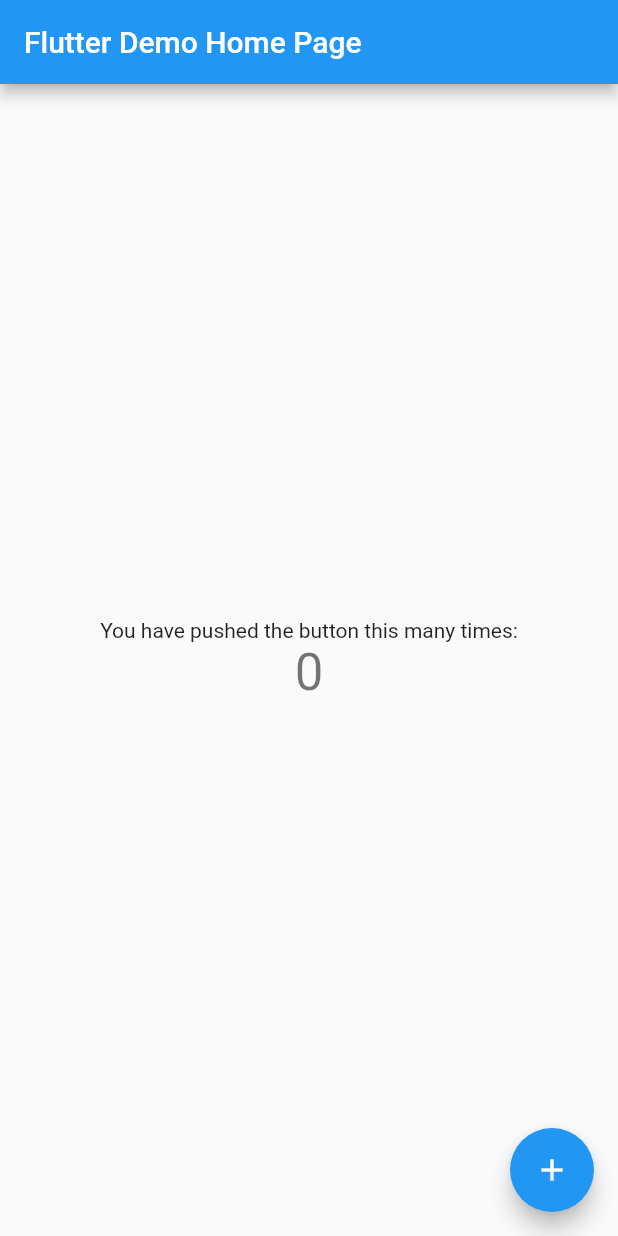
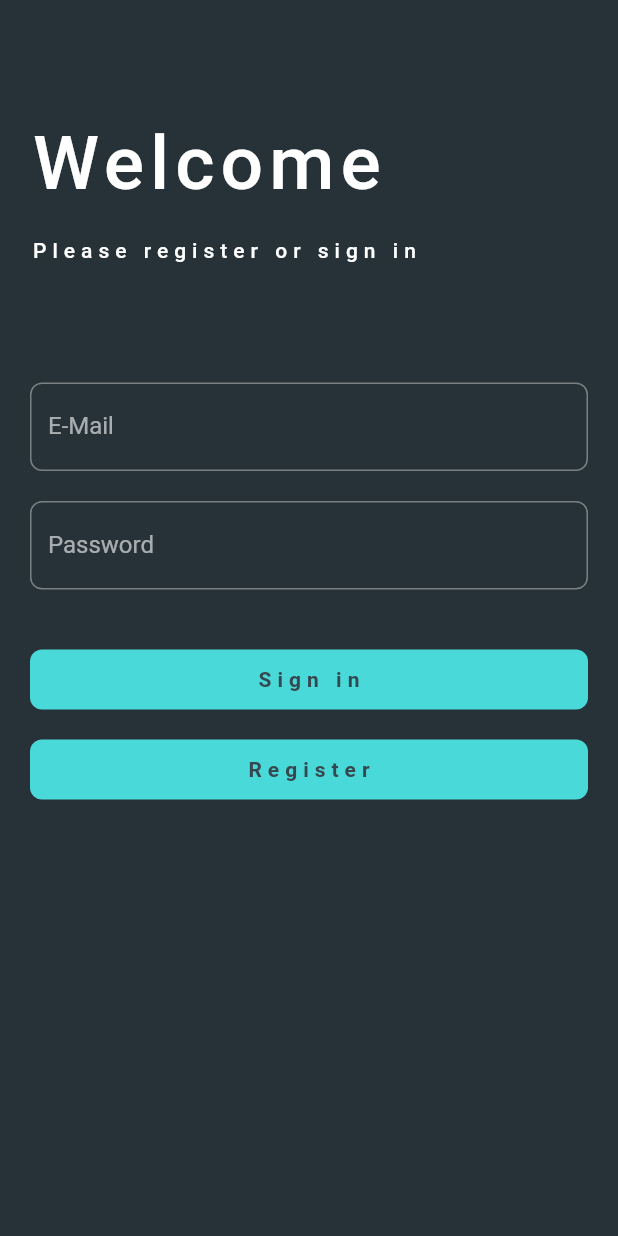
Before and after one commit to raspi-mh/todo, a Flutter app: the screen it shows after launch, on a phone screen of 412 x 824 dp. Run offline on Flutter 3.47's test engine with Material 2 defaults, Android fonts, the phone set to English and light mode, and no system bars; Roboto replaces fonts that are missing (Rubik).

```diff
--- a/analysis_options.yaml
+++ b/analysis_options.yaml
@@ -22,6 +22,11 @@ linter:
   # `// ignore_for_file: name_of_lint` syntax on the line or in the file
   # producing the lint.
   rules:
+    camel_case_types: false
+    constant_identifier_names: false
+    non_constant_identifier_names: false
+    unnecessary_overrides: false
+    #prefer_const_declarations: false
     # avoid_print: false  # Uncomment to disable the `avoid_print` rule
     # prefer_single_quotes: true  # Uncomment to enable the `prefer_single_quotes` rule
 
--- a/lib/main.dart
+++ b/lib/main.dart
@@ -1,4 +1,6 @@
 import 'package:flutter/material.dart';
+import 'package:todo/presentation/signup/signup_page.dart';
+import 'package:todo/theme.dart';
 
 void main() {
   runApp(const MyApp());
@@ -7,109 +9,15 @@ void main() {
 class MyApp extends StatelessWidget {
   const MyApp({Key? key}) : super(key: key);
 
-  // This widget is the root of your application.
   @override
   Widget build(BuildContext context) {
     return MaterialApp(
-      title: 'Flutter Demo',
-      theme: ThemeData(
-        // This is the theme of your application.
-        //
-        // Try running your application with "flutter run". You'll see the
-        // application has a blue toolbar. Then, without quitting the app, try
-        // changing the primarySwatch below to Colors.green and then invoke
-        // "hot reload" (press "r" in the console where you ran "flutter run",
-        // or simply save your changes to "hot reload" in a Flutter IDE).
-        // Notice that the counter didn't reset back to zero; the application
-        // is not restarted.
-        primarySwatch: Colors.blue,
-      ),
-      home: const MyHomePage(title: 'Flutter Demo Home Page'),
+      debugShowCheckedModeBanner: false,
+      title: 'TODO',
+      theme: AppTheme.lightTheme,
+      darkTheme: AppTheme.darkTheme,
+      themeMode: ThemeMode.dark,
+      home: const SignUpPage(),
     );
   }
 }
-
-class MyHomePage extends StatefulWidget {
-  const MyHomePage({Key? key, required this.title}) : super(key: key);
-
-  // This widget is the home page of your application. It is stateful, meaning
-  // that it has a State object (defined below) that contains fields that affect
-  // how it looks.
-
-  // This class is the configuration for the state. It holds the values (in this
-  // case the title) provided by the parent (in this case the App widget) and
-  // used by the build method of the State. Fields in a Widget subclass are
-  // always marked "final".
-
-  final String title;
-
-  @override
-  State<MyHomePage> createState() => _MyHomePageState();
-}
-
-class _MyHomePageState extends State<MyHomePage> {
-  int _counter = 0;
-
-  void _incrementCounter() {
-    setState(() {
-      // This call to setState tells the Flutter framework that something has
-      // changed in this State, which causes it to rerun the build method below
-      // so that the display can reflect the updated values. If we changed
-      // _counter without calling setState(), then the build method would not be
-      // called again, and so nothing would appear to happen.
-      _counter++;
-    });
-  }
-
-  @override
-  Widget build(BuildContext context) {
-    // This method is rerun every time setState is called, for instance as done
-    // by the _incrementCounter method above.
-    //
-    // The Flutter framework has been optimized to make rerunning build methods
-    // fast, so that you can just rebuild anything that needs updating rather
-    // than having to individually change instances of widgets.
-    return Scaffold(
-      appBar: AppBar(
-        // Here we take the value from the MyHomePage object that was created by
-        // the App.build method, and use it to set our appbar title.
-        title: Text(widget.title),
-      ),
-      body: Center(
-        // Center is a layout widget. It takes a single child and positions it
-        // in the middle of the parent.
-        child: Column(
-          // Column is also a layout widget. It takes a list of children and
-          // arranges them vertically. By default, it sizes itself to fit its
-          // children horizontally, and tries to be as tall as its parent.
-          //
-          // Invoke "debug painting" (press "p" in the console, choose the
-          // "Toggle Debug Paint" action from the Flutter Inspector in Android
-          // Studio, or the "Toggle Debug Paint" command in Visual Studio Code)
-          // to see the wireframe for each widget.
-          //
-          // Column has various properties to control how it sizes itself and
-          // how it positions its children. Here we use mainAxisAlignment to
-          // center the children vertically; the main axis here is the vertical
-          // axis because Columns are vertical (the cross axis would be
-          // horizontal).
-          mainAxisAlignment: MainAxisAlignment.center,
-          children: <Widget>[
-            const Text(
-              'You have pushed the button this many times:',
-            ),
-            Text(
-              '$_counter',
-              style: Theme.of(context).textTheme.headline4,
-            ),
-          ],
-        ),
-      ),
-      floatingActionButton: FloatingActionButton(
-        onPressed: _incrementCounter,
-        tooltip: 'Increment',
-        child: const Icon(Icons.add),
-      ), // This trailing comma makes auto-formatting nicer for build methods.
-    );
-  }
-}
--- /dev/null
+++ b/lib/presentation/signup/signup_page.dart
@@ -0,0 +1,15 @@
+
+
+import 'package:flutter/material.dart';
+import 'package:todo/presentation/signup/widgets/signup_form.dart';
+
+class SignUpPage extends StatelessWidget {
+  const SignUpPage({ Key? key }) : super(key: key);
+
+  @override
+  Widget build(BuildContext context) {
+    return const Scaffold(
+      body: SignUpForm(),
+    );
+  }
+}
--- /dev/null
+++ b/lib/presentation/signup/widgets/signin_register_button.dart
@@ -0,0 +1,35 @@
+import 'package:flutter/material.dart';
+
+class SignInRegisterButton extends StatelessWidget {
+  final String buttonText;
+  final Function callback;
+  const SignInRegisterButton({Key? key, required this.buttonText, required this.callback})
+      : super(key: key);
+
+  @override
+  Widget build(BuildContext context) {
+    final themeData = Theme.of(context);
+    return InkResponse(
+      onTap: () => callback,
+      child: Container(
+        height: 40,
+        width: double.infinity,
+        decoration: BoxDecoration(
+          color: themeData.colorScheme.secondary,
+          borderRadius: BorderRadius.circular(8),
+        ),
+        child: Center(
+          child: Text(
+            buttonText,
+            style: themeData.textTheme.headline1!.copyWith(
+              fontSize: 14,
+              color: Colors.blueGrey[800],
+              fontWeight: FontWeight.bold,
+              letterSpacing: 4,
+            ),
+          ),
+        ),
+      ),
+    );
+  }
+}
--- /dev/null
+++ b/lib/presentation/signup/widgets/signup_form.dart
@@ -0,0 +1,79 @@
+
+
+import 'package:flutter/material.dart';
+import 'package:todo/presentation/signup/widgets/signin_register_button.dart';
+
+class SignUpForm extends StatelessWidget {
+  const SignUpForm({Key? key}) : super(key: key);
+
+  @override
+  Widget build(BuildContext context) {
+    final themeData = Theme.of(context);
+    return Form(
+      child: ListView(
+        padding: const EdgeInsets.symmetric(horizontal: 20),
+        children: [
+          const SizedBox(
+            height: 80,
+          ),
+          Text(
+            "Welcome",
+            style: themeData.textTheme.headline1!.copyWith(
+              fontSize: 50,
+              fontWeight: FontWeight.w500,
+              letterSpacing: 4,
+            ),
+          ),
+          const SizedBox(
+            height: 20,
+          ),
+          Text(
+            "Please register or sign in",
+            style: themeData.textTheme.headline1!.copyWith(
+              fontSize: 14,
+              fontWeight: FontWeight.w500,
+              letterSpacing: 4,
+            ),
+          ),
+          const SizedBox(
+            height: 80,
+          ),
+          TextFormField(
+            cursorColor: Colors.white,
+            decoration: const InputDecoration(
+              labelText: "E-Mail",
+            ),
+          ),
+          const SizedBox(
+            height: 20,
+          ),
+          TextFormField(
+            cursorColor: Colors.white,
+            obscureText: true,
+            decoration: const InputDecoration(
+              labelText: "Password",
+            ),
+          ),
+          const SizedBox(
+            height: 40,
+          ),
+          SignInRegisterButton(
+            buttonText: "Sign in",
+            callback: () {
+              print("sign in pressed");
+            },
+          ),
+          const SizedBox(
+            height: 20,
+          ),
+          SignInRegisterButton(
+            buttonText: "Register",
+            callback: () {
+              print("register pressed");
+            },
+          ),
+        ],
+      ),
+    );
+  }
+}
--- /dev/null
+++ b/lib/theme.dart
@@ -0,0 +1,97 @@
+import 'package:flutter/material.dart';
+
+class AppTheme {
+  AppTheme._();
+
+  static final Color _lightPrimaryColor = Colors.blueGrey.shade50;
+  static final Color _lightPrimaryVariantColor = Colors.blueGrey.shade800;
+  static final Color _lightOnPrimaryColor = Colors.blueGrey.shade200;
+  static final Color _lightTextColorPrimary = Colors.black;
+  static final Color _appbarColorLight = Colors.blue;
+
+  static final Color _darkPrimaryColor = Colors.blueGrey.shade900;
+  static final Color _darkPrimaryVariantColor = Colors.black;
+  static final Color _darkOnPrimaryColor = Colors.blueGrey.shade300;
+  static const Color _darkTextColorPrimary = Colors.white;
+  static final Color _appbarColorDark = Colors.blueGrey.shade800;
+
+  static const Color _iconColor = Colors.white;
+
+  static const Color _accentColorDark = Color.fromRGBO(74, 217, 217, 1);
+
+  static final TextStyle _lightHeadingText = TextStyle(
+      color: _lightTextColorPrimary,
+      fontFamily: 'Rubik',
+      fontSize: 20,
+      fontWeight: FontWeight.bold);
+
+  static final TextStyle _lightBodyText = TextStyle(
+    color: _lightTextColorPrimary,
+    fontFamily: 'Rubik',
+    fontStyle: FontStyle.italic,
+    fontWeight: FontWeight.bold,
+    fontSize: 16,
+  );
+
+  static final TextTheme _lightTextTheme = TextTheme(
+    headline1: _lightHeadingText,
+    bodyText1: _lightBodyText,
+  );
+
+  static final TextStyle _darkThemeHeadingTextStyle =
+      _lightHeadingText.copyWith(color: _darkTextColorPrimary);
+
+  static final TextStyle _darkThemeBodyTextStyle =
+      _lightBodyText.copyWith(color: _darkTextColorPrimary);
+
+  static final TextTheme _darkTextTheme = TextTheme(
+    headline1: _darkThemeHeadingTextStyle,
+    bodyText1: _darkThemeBodyTextStyle,
+  );
+
+  static final InputDecorationTheme _inputDecorationTheme =
+      InputDecorationTheme(
+        floatingLabelStyle: const TextStyle(color: Colors.white),
+    focusedBorder: OutlineInputBorder(
+      borderRadius: BorderRadius.circular(8),
+      borderSide: const BorderSide(color: Colors.white),
+    ),
+    border: OutlineInputBorder(
+      borderRadius: BorderRadius.circular(8),
+    ),
+  );
+
+  static final ThemeData lightTheme = ThemeData(
+    inputDecorationTheme: _inputDecorationTheme,
+    scaffoldBackgroundColor: _lightPrimaryColor,
+    appBarTheme: AppBarTheme(
+      color: _appbarColorLight,
+      iconTheme: const IconThemeData(color: _iconColor),
+    ),
+    bottomAppBarColor: _appbarColorLight,
+    colorScheme: ColorScheme.light(
+      primary: _lightPrimaryColor,
+      onPrimary: _lightOnPrimaryColor,
+      secondary: _accentColorDark,
+      primaryVariant: _lightPrimaryVariantColor,
+    ),
+    textTheme: _lightTextTheme,
+  );
+
+  static final ThemeData darkTheme = ThemeData(
+    inputDecorationTheme: _inputDecorationTheme,
+    scaffoldBackgroundColor: _darkPrimaryColor,
+    appBarTheme: AppBarTheme(
+      color: _appbarColorDark,
+      iconTheme: const IconThemeData(color: _iconColor),
+    ),
+    bottomAppBarColor: _appbarColorDark,
+    colorScheme: ColorScheme.dark(
+      primary: _darkPrimaryColor,
+      onPrimary: _darkOnPrimaryColor,
+      secondary: _accentColorDark,
+      primaryVariant: _darkPrimaryVariantColor,
+    ),
+    textTheme: _darkTextTheme,
+  );
+}
```
Also changed, not shown: 1 other file.
